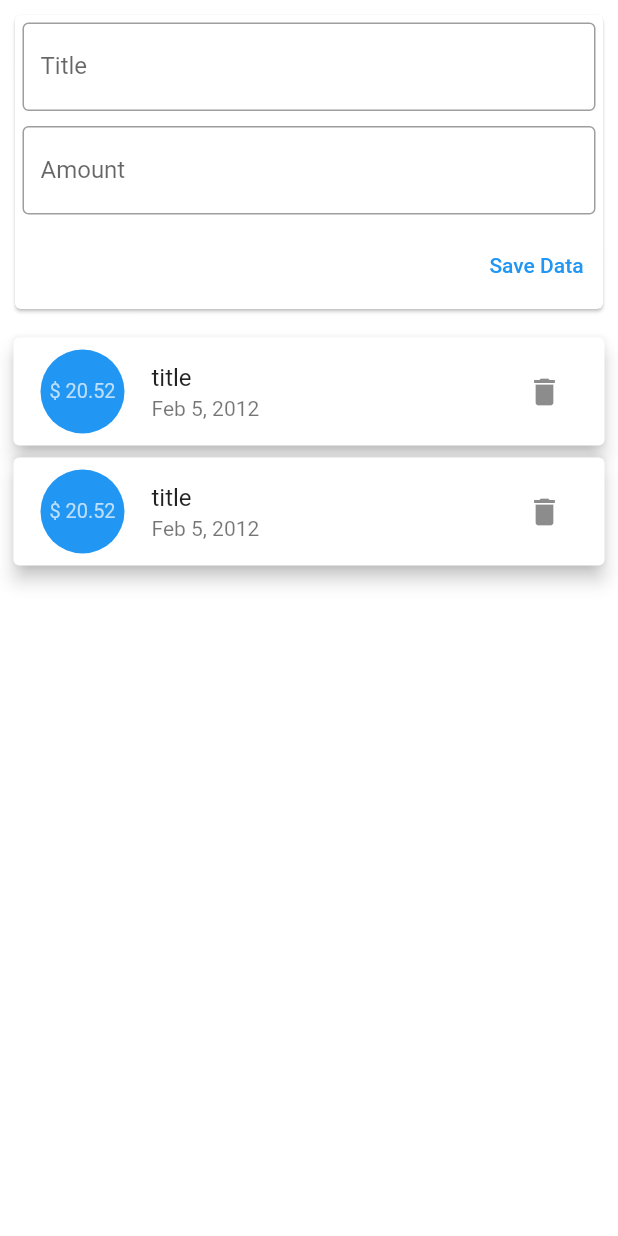
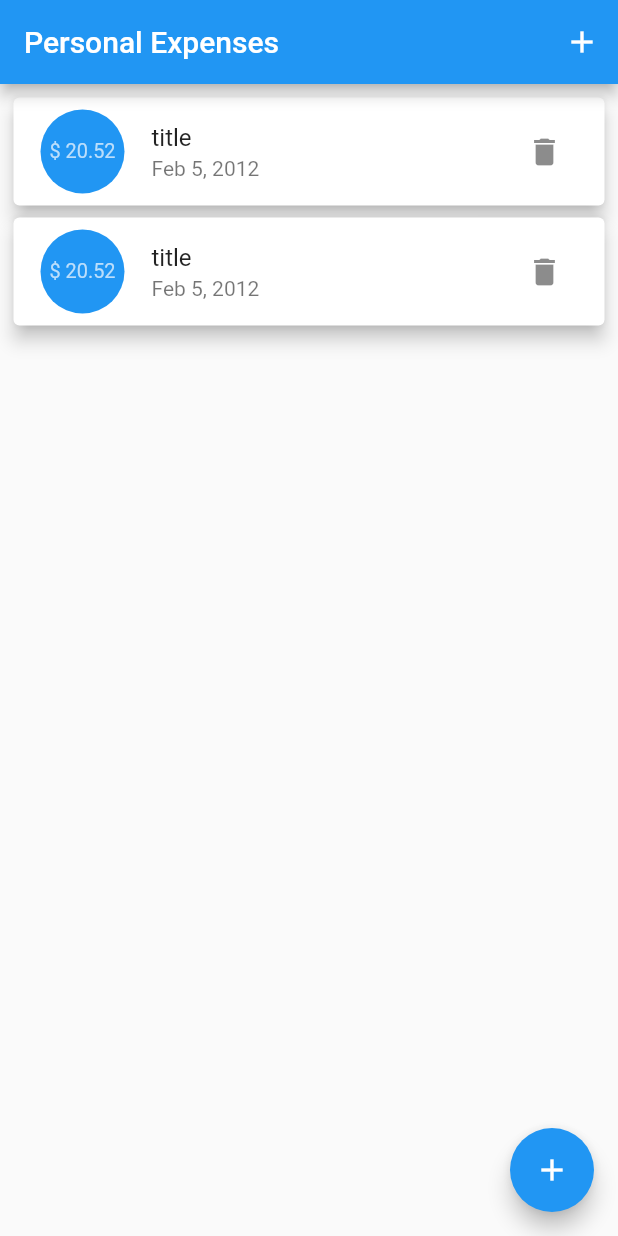
Before and after one commit to Krupal01/Transaction-Application, a Flutter app: the screen it shows after launch, on a phone screen of 412 x 824 dp. Run offline on Flutter 3.47's test engine with Material 2 defaults, Android fonts, the phone set to English and light mode, and no system bars.

Commit message:
ADD : AppBar, Floating action btn and Bottomsheet

```diff
--- a/lib/widgets/home_widget.dart
+++ b/lib/widgets/home_widget.dart
@@ -31,18 +31,42 @@ class _HomeState extends State<Home> {
     });
   }
 
+  void _showBottomSheet(BuildContext context) {
+    showModalBottomSheet(
+      context: context,
+      builder: (context) {
+        return GestureDetector(
+          onTap: () {},
+          child: NewTransaction(addNew: _addNewTransaction),
+          behavior: HitTestBehavior.opaque,
+        );
+      },
+    );
+  }
+
   @override
   Widget build(BuildContext context) {
-    return Column(
+    return Scaffold(
+      appBar: AppBar(
+        title: const Text("Personal Expenses"),
+        actions: [
+          IconButton(
+              onPressed: () => _showBottomSheet(context),
+              icon: const Icon(Icons.add))
+        ],
+      ),
+      floatingActionButton: FloatingActionButton(
+        onPressed: () => _showBottomSheet(context),
+        child: const Icon(Icons.add),
+      ),
+      body: Column(
         children: [
-        NewTransaction(
-          addNew: _addNewTransaction,
-        ),
           TransactionList(
             transaction: transactionList,
             deleteTransaction: _deleteTransaction,
           )
         ],
+      ),
     );
   }
 }
```
Lines whose indentation alone changed are shown as unchanged.
